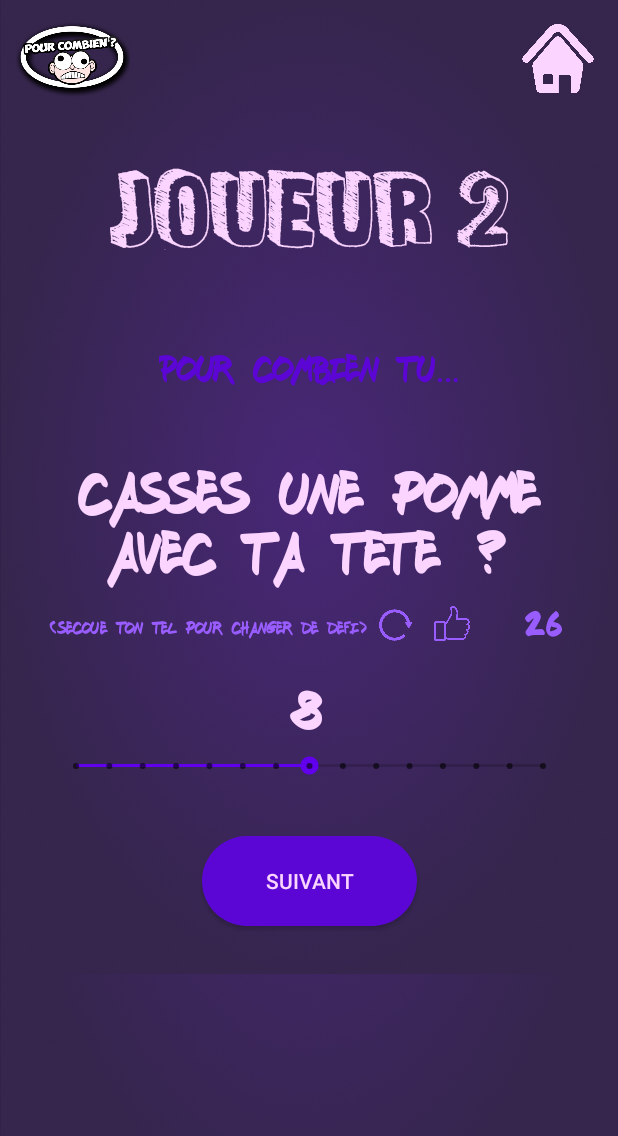
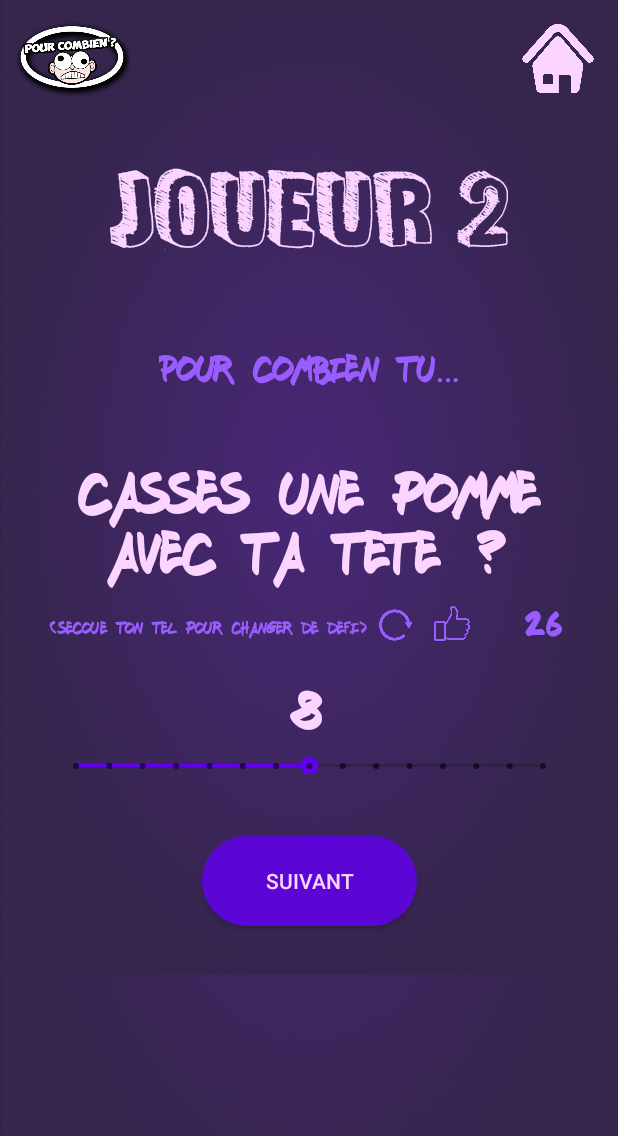
Before and after one commit to Adel83/PourCombien, an Android app: the QuestionActivity screen opened directly, with no data from a screen before it, on a phone screen of 412 x 824 dp. Shown: the top 1136 px of the screen. Run offline under Robolectric (Android 15) with nearby library versions, the phone set to English and light mode, and no system bars; our stand-ins replace Firebase (no records; nobody signed in at launch, a user with empty details on screens opened directly); 4 statements that could not run were skipped.

Commit message:
new design

```diff
--- a/app/src/main/res/layout/activity_question.xml
+++ b/app/src/main/res/layout/activity_question.xml
@@ -112,7 +112,7 @@
                 android:layout_width="wrap_content"
                 android:layout_height="wrap_content"
                 android:id="@+id/textView3" android:textSize="25sp"
-                android:textColor="@color/violet_blue" android:fontFamily="@font/fresh_marker"
+                android:textColor="@color/easter_purple" android:fontFamily="@font/fresh_marker"
                 android:layout_marginTop="59dp" app:layout_constraintTop_toBottomOf="@+id/challengerId"
                 app:layout_constraintStart_toStartOf="parent" android:layout_marginStart="32dp"
                 app:layout_constraintEnd_toEndOf="parent" android:layout_marginEnd="32dp"/>
--- a/app/src/main/res/values/strings.xml
+++ b/app/src/main/res/values/strings.xml
@@ -1,5 +1,5 @@
 <resources>
-    <string name="app_name">PourCombien</string>
+    <string name="app_name">Pour Combien</string>
     <string name="defi">Défi</string>
     <string name="download_picture">Télécharger photo</string>
     <string name="choix_debile">Débile</string>
```
